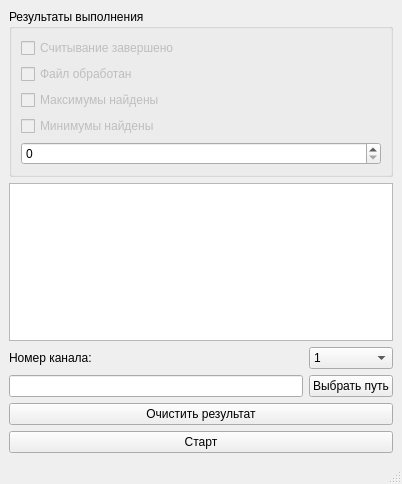
Before: the Qt Designer form 07/PreGraphic/mainwindow.ui in netology-code/qt-homeworks, drawn with Qt 5.
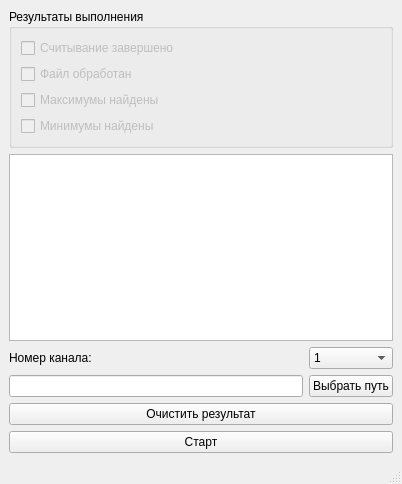
After: the same form once the commit is applied.

```diff
--- a/07/PreGraphic/mainwindow.ui
+++ b/07/PreGraphic/mainwindow.ui
@@ -70,9 +70,6 @@
          </property>
         </widget>
        </item>
-       <item row="4" column="0" colspan="2">
-        <widget class="QSpinBox" name="spinBox"/>
-       </item>
       </layout>
      </widget>
     </item>
```
Left out of the diff: 2 changed lines with no effect on the pictures.
